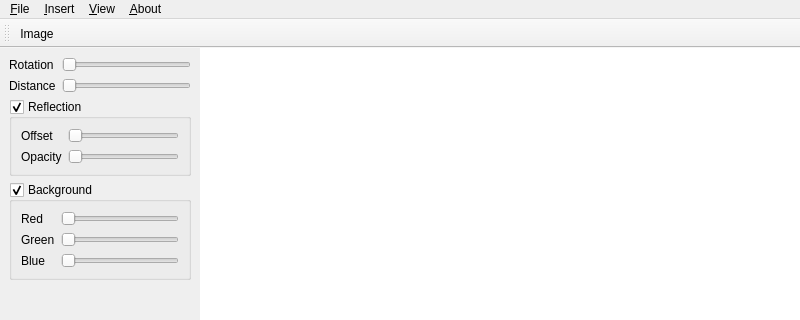
Old version of the form src/Screenie/UserInterface/ui/MainWindow.ui in the repository ariya/screenie; both pictures show x 0 to 800 and y 0 to 320 of the 800 by 600 pixel window.
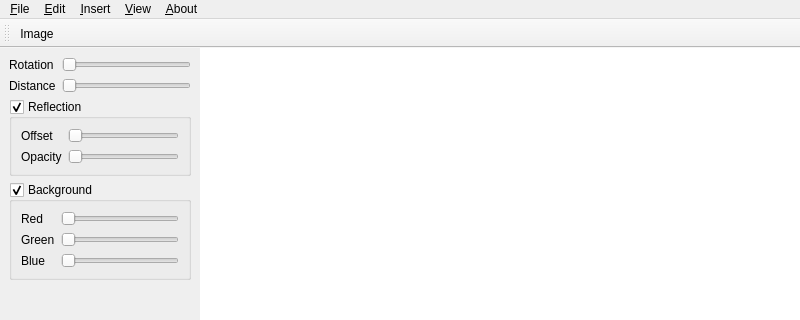
New version of the form. Icons and pictures are not drawn.

```diff
--- a/src/Screenie/UserInterface/ui/MainWindow.ui
+++ b/src/Screenie/UserInterface/ui/MainWindow.ui
@@ -269,7 +269,19 @@
     </property>
     <addaction name="toggleFullScreenAction"/>
    </widget>
+   <widget class="QMenu" name="menu_Edit">
+    <property name="title">
+     <string>&amp;Edit</string>
+    </property>
+    <addaction name="cutAction"/>
+    <addaction name="copyAction"/>
+    <addaction name="pasteAction"/>
+    <addaction name="deleteAction"/>
+    <addaction name="separator"/>
+    <addaction name="selectAllAction"/>
+   </widget>
    <addaction name="menu_File"/>
+   <addaction name="menu_Edit"/>
    <addaction name="menu_Insert"/>
    <addaction name="menu_View"/>
    <addaction name="menu_About"/>
```
Left out of the diff: 40 changed lines with no effect on the pictures.
